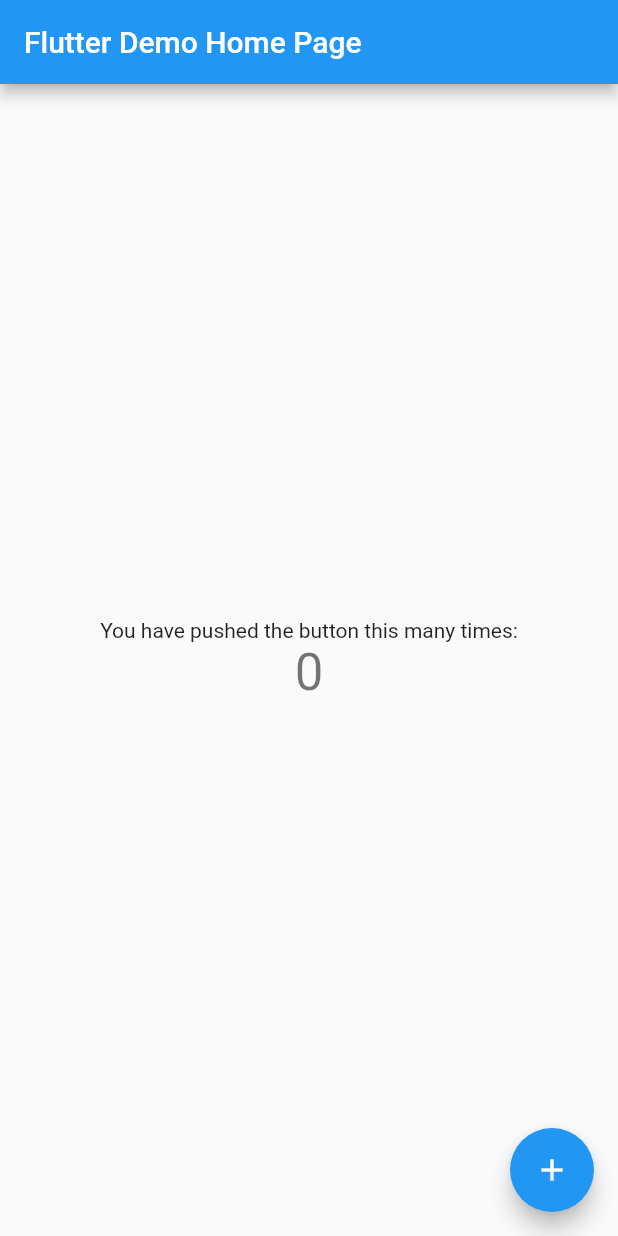
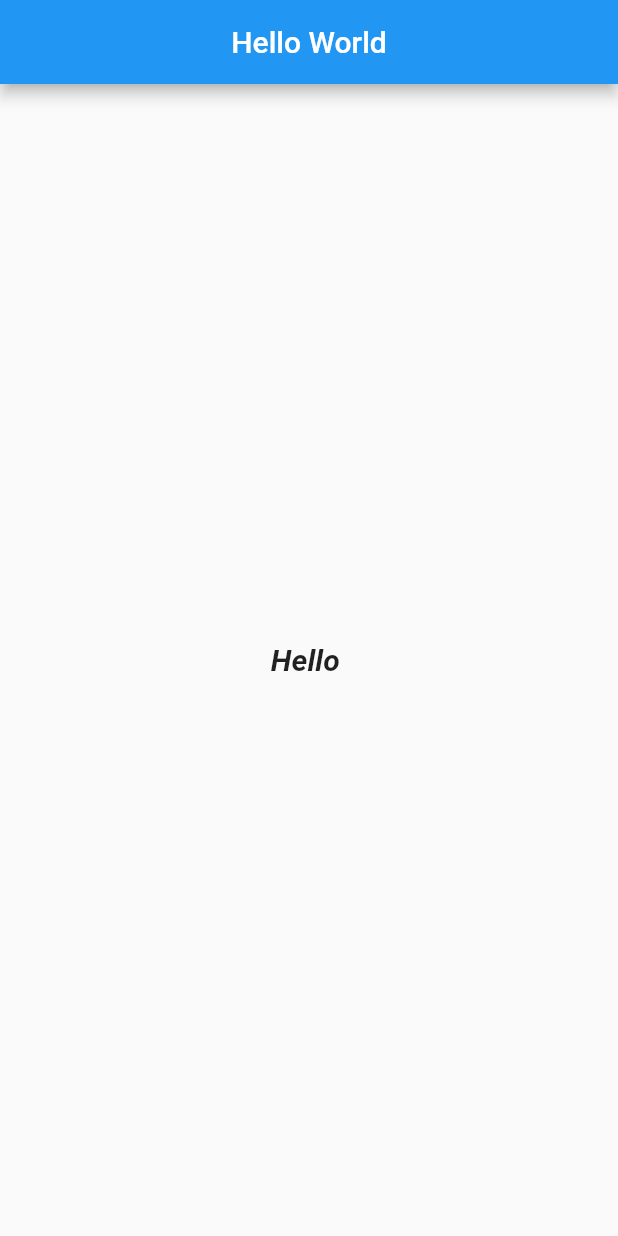
Before and after one commit to ktk312/flutterloginlocal, a Flutter app: the screen it shows after launch, on a phone screen of 412 x 824 dp. Run offline on Flutter 3.47's test engine with Material 2 defaults, Android fonts, the phone set to English and light mode, and no system bars.

Commit message:
Second Commit

```diff
--- /dev/null
+++ b/lib/HomePage/home_page.dart
@@ -0,0 +1,17 @@
+import 'package:flutter/material.dart';
+
+class HomePage extends StatelessWidget {
+  @override
+  Widget build(BuildContext context) {
+    return Scaffold(
+      appBar: AppBar(
+        title: Center(
+          child : Text("Hello World"),
+        ),
+      ),
+      body: Center(
+        child: Text("Hello ", style: TextStyle(fontSize: 20.0, fontStyle: FontStyle.italic, fontWeight: FontWeight.bold),),
+      ),
+    );
+  }
+}
--- a/lib/main.dart
+++ b/lib/main.dart
@@ -1,111 +1,6 @@
 import 'package:flutter/material.dart';
+import './HomePage/home_page.dart';
 
-void main() => runApp(MyApp());
-
-class MyApp extends StatelessWidget {
-  // This widget is the root of your application.
-  @override
-  Widget build(BuildContext context) {
-    return MaterialApp(
-      title: 'Flutter Demo',
-      theme: ThemeData(
-        // This is the theme of your application.
-        //
-        // Try running your application with "flutter run". You'll see the
-        // application has a blue toolbar. Then, without quitting the app, try
-        // changing the primarySwatch below to Colors.green and then invoke
-        // "hot reload" (press "r" in the console where you ran "flutter run",
-        // or simply save your changes to "hot reload" in a Flutter IDE).
-        // Notice that the counter didn't reset back to zero; the application
-        // is not restarted.
-        primarySwatch: Colors.blue,
-      ),
-      home: MyHomePage(title: 'Flutter Demo Home Page'),
-    );
-  }
-}
-
-class MyHomePage extends StatefulWidget {
-  MyHomePage({Key key, this.title}) : super(key: key);
-
-  // This widget is the home page of your application. It is stateful, meaning
-  // that it has a State object (defined below) that contains fields that affect
-  // how it looks.
-
-  // This class is the configuration for the state. It holds the values (in this
-  // case the title) provided by the parent (in this case the App widget) and
-  // used by the build method of the State. Fields in a Widget subclass are
-  // always marked "final".
-
-  final String title;
-
-  @override
-  _MyHomePageState createState() => _MyHomePageState();
-}
-
-class _MyHomePageState extends State<MyHomePage> {
-  int _counter = 0;
-
-  void _incrementCounter() {
-    setState(() {
-      // This call to setState tells the Flutter framework that something has
-      // changed in this State, which causes it to rerun the build method below
-      // so that the display can reflect the updated values. If we changed
-      // _counter without calling setState(), then the build method would not be
-      // called again, and so nothing would appear to happen.
-      _counter++;
-    });
-  }
-
-  @override
-  Widget build(BuildContext context) {
-    // This method is rerun every time setState is called, for instance as done
-    // by the _incrementCounter method above.
-    //
-    // The Flutter framework has been optimized to make rerunning build methods
-    // fast, so that you can just rebuild anything that needs updating rather
-    // than having to individually change instances of widgets.
-    return Scaffold(
-      appBar: AppBar(
-        // Here we take the value from the MyHomePage object that was created by
-        // the App.build method, and use it to set our appbar title.
-        title: Text(widget.title),
-      ),
-      body: Center(
-        // Center is a layout widget. It takes a single child and positions it
-        // in the middle of the parent.
-        child: Column(
-          // Column is also a layout widget. It takes a list of children and
-          // arranges them vertically. By default, it sizes itself to fit its
-          // children horizontally, and tries to be as tall as its parent.
-          //
-          // Invoke "debug painting" (press "p" in the console, choose the
-          // "Toggle Debug Paint" action from the Flutter Inspector in Android
-          // Studio, or the "Toggle Debug Paint" command in Visual Studio Code)
-          // to see the wireframe for each widget.
-          //
-          // Column has various properties to control how it sizes itself and
-          // how it positions its children. Here we use mainAxisAlignment to
-          // center the children vertically; the main axis here is the vertical
-          // axis because Columns are vertical (the cross axis would be
-          // horizontal).
-          mainAxisAlignment: MainAxisAlignment.center,
-          children: <Widget>[
-            Text(
-              'You have pushed the button this many times:',
-            ),
-            Text(
-              '$_counter',
-              style: Theme.of(context).textTheme.display1,
-            ),
-          ],
-        ),
-      ),
-      floatingActionButton: FloatingActionButton(
-        onPressed: _incrementCounter,
-        tooltip: 'Increment',
-        child: Icon(Icons.add),
-      ), // This trailing comma makes auto-formatting nicer for build methods.
-    );
-  }
-}
+void main() => runApp(new MaterialApp(
+  home: HomePage(),
+));
```
Also changed, not shown: 1 other file.
